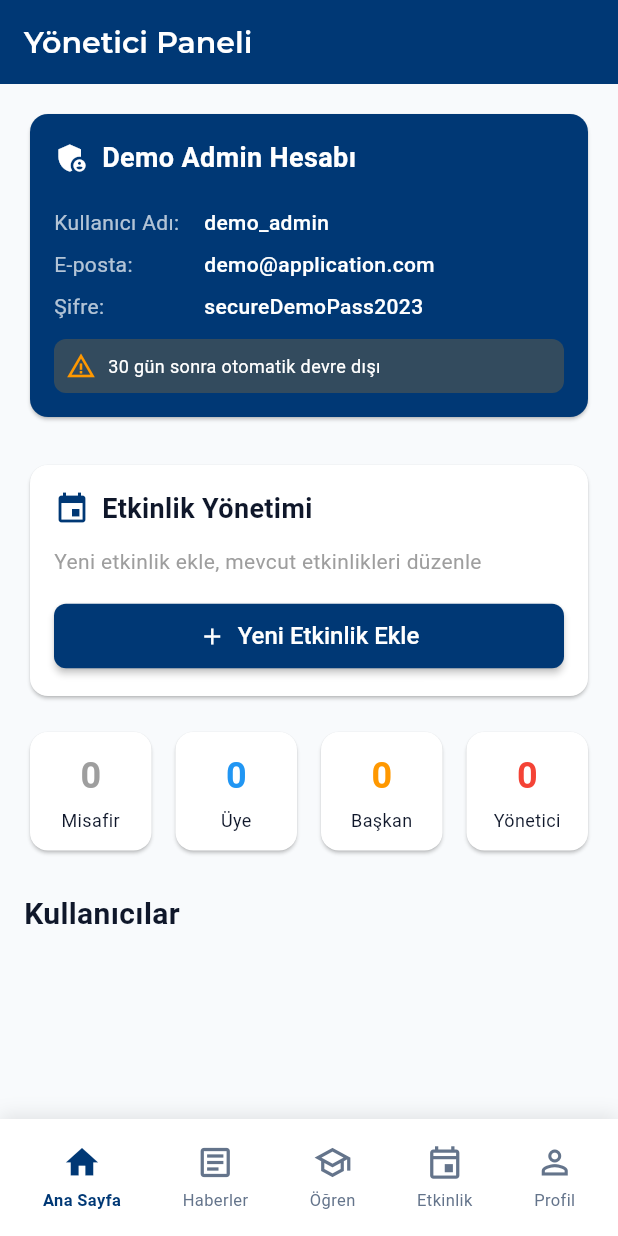
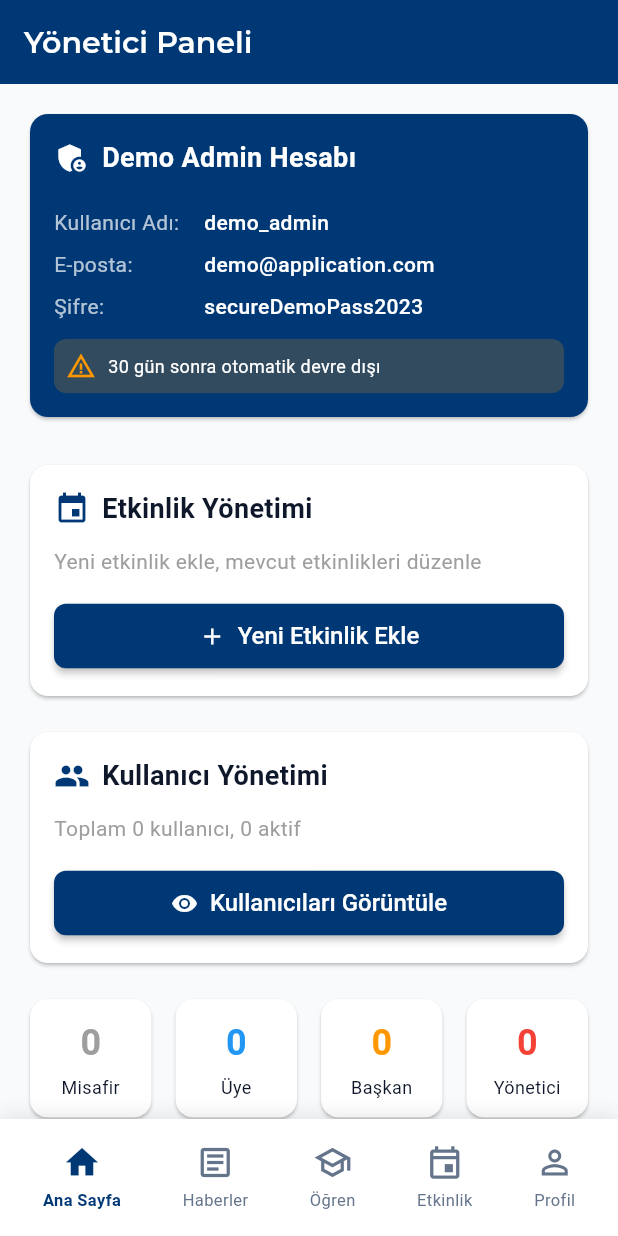
Before and after one commit to tolgaolgunsoy1/Tulpars-App, a Flutter app: the AdminPanelScreen screen opened by its route, on a phone screen of 412 x 824 dp. Run offline on Flutter 3.47's test engine with Material 3 defaults, Android fonts, the phone set to English and light mode, and no system bars; our stand-ins replace cached_network_image, cloud_firestore, connectivity_plus, dio, equatable, firebase_auth and 14 more; accounts and stored records are empty; project files that could hold a hidden picture were left out.

Commit message:
🔧 Improve: Reorganize admin panel - Users now in separate management card with dialog view

```diff
--- a/lib/presentation/screens/admin/admin_panel_screen.dart
+++ b/lib/presentation/screens/admin/admin_panel_screen.dart
@@ -57,9 +57,9 @@ class _AdminPanelScreenState extends State<AdminPanelScreen> {
                 const SizedBox(height: 24),
                 _buildEventManagementCard(),
                 const SizedBox(height: 16),
+                _buildUserManagementCard(),
+                const SizedBox(height: 16),
                 _buildStatsCards(),
-                const SizedBox(height: 24),
-                _buildUsersSection(),
               ],
             ),
     );
@@ -193,17 +193,95 @@ class _AdminPanelScreenState extends State<AdminPanelScreen> {
     );
   }
 
-  Widget _buildUsersSection() {
-    return Column(
-      crossAxisAlignment: CrossAxisAlignment.start,
-      children: [
-        const Text(
-          'Kullanıcılar',
-          style: TextStyle(fontSize: 20, fontWeight: FontWeight.bold),
+  Widget _buildUserManagementCard() {
+    final totalUsers = _users.length;
+    final activeUsers = _users.where((u) => u.isActive).length;
+
+    return Card(
+      child: Padding(
+        padding: const EdgeInsets.all(16),
+        child: Column(
+          crossAxisAlignment: CrossAxisAlignment.start,
+          children: [
+            const Row(
+              children: [
+                Icon(Icons.people, color: Color(0xFF003875)),
+                SizedBox(width: 8),
+                Text(
+                  'Kullanıcı Yönetimi',
+                  style: TextStyle(
+                    fontSize: 18,
+                    fontWeight: FontWeight.bold,
+                  ),
+                ),
+              ],
+            ),
+            const SizedBox(height: 12),
+            Text(
+              'Toplam $totalUsers kullanıcı, $activeUsers aktif',
+              style: const TextStyle(color: Colors.grey),
+            ),
+            const SizedBox(height: 16),
+            SizedBox(
+              width: double.infinity,
+              child: ElevatedButton.icon(
+                onPressed: () => _showUsersDialog(),
+                icon: const Icon(Icons.visibility),
+                label: const Text('Kullanıcıları Görüntüle'),
+                style: ElevatedButton.styleFrom(
+                  backgroundColor: const Color(0xFF003875),
+                  foregroundColor: Colors.white,
+                ),
+              ),
+            ),
+          ],
         ),
-        const SizedBox(height: 12),
-        ..._users.map(_buildUserCard),
-      ],
+      ),
+    );
+  }
+
+  void _showUsersDialog() {
+    showDialog(
+      context: context,
+      builder: (context) => Dialog(
+        child: Container(
+          width: MediaQuery.of(context).size.width * 0.9,
+          height: MediaQuery.of(context).size.height * 0.8,
+          padding: const EdgeInsets.all(16),
+          child: Column(
+            children: [
+              Row(
+                children: [
+                  const Icon(Icons.people, color: Color(0xFF003875)),
+                  const SizedBox(width: 8),
+                  const Text(
+                    'Kullanıcı Listesi',
+                    style: TextStyle(
+                      fontSize: 20,
+                      fontWeight: FontWeight.bold,
+                    ),
+                  ),
+                  const Spacer(),
+                  IconButton(
+                    onPressed: () => Navigator.pop(context),
+                    icon: const Icon(Icons.close),
+                  ),
+                ],
+              ),
+              const SizedBox(height: 16),
+              Expanded(
+                child: ListView.builder(
+                  itemCount: _users.length,
+                  itemBuilder: (context, index) {
+                    final user = _users[index];
+                    return _buildUserCard(user);
+                  },
+                ),
+              ),
+            ],
+          ),
+        ),
+      ),
     );
   }
 
```
